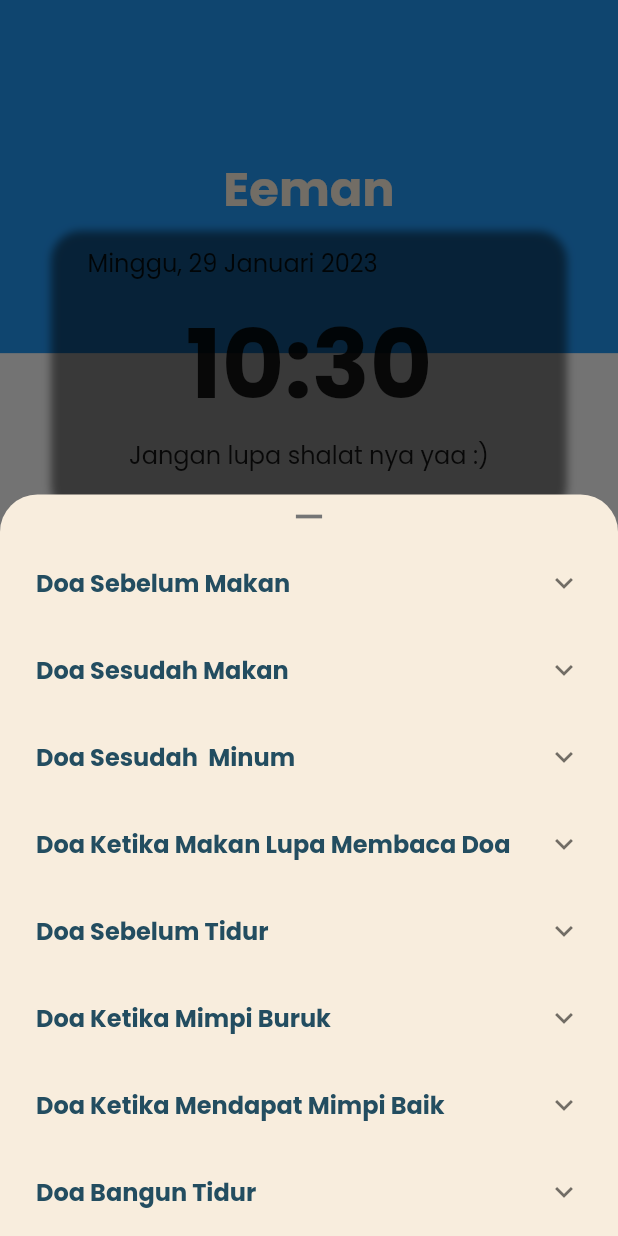
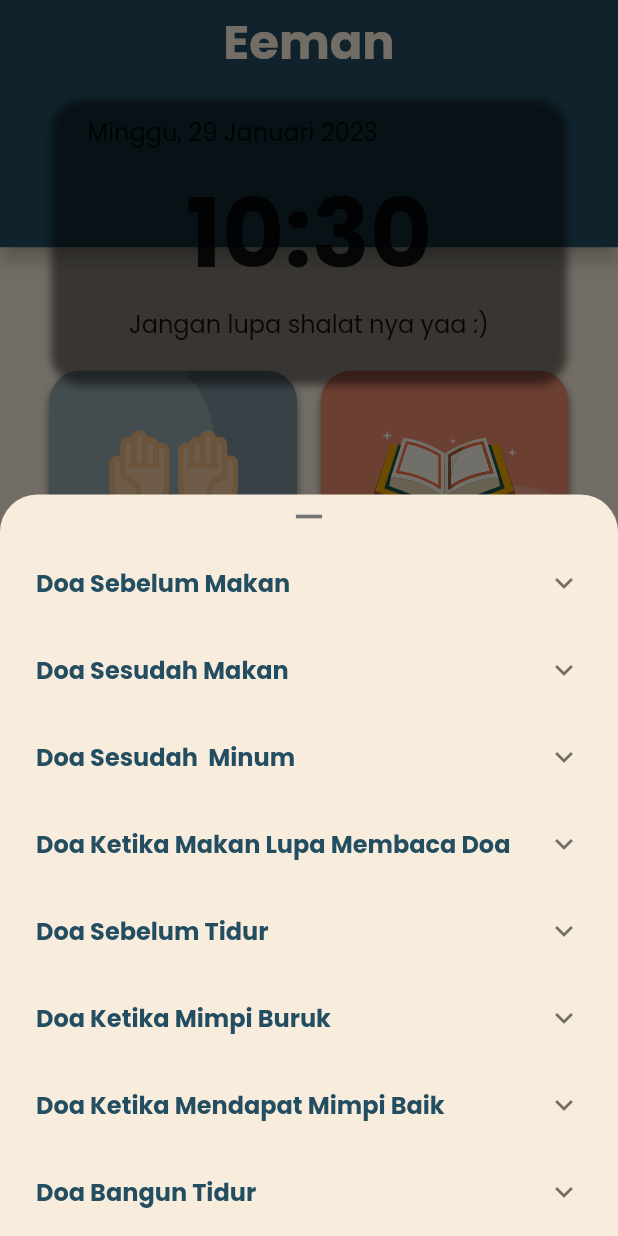
Before and after one commit to mkhoirulwafa18/eeman, a Flutter app: the screen it shows after launch, after a tap on an icon or button, on a phone screen of 412 x 824 dp. Run offline on Flutter 3.47's test engine with Material 2 defaults, Android fonts, the phone set to English and light mode, and no system bars; our stand-ins replace bloc, date_picker_timeline, dio, equatable, flutter_bloc, flutter_screenutil and 5 more; generated files the repository leaves out were written again; project files that could hold a hidden picture were left out.

Commit message:
reafactor homepage

```diff
--- a/lib/modules/home/home_page.dart
+++ b/lib/modules/home/home_page.dart
@@ -1,5 +1,5 @@
 import 'package:flutter/material.dart';
-import 'package:quran_app/common/constants/app_colors.dart';
+import 'package:quran_app/common/constants/constant.dart';
 import 'package:quran_app/modules/home/widgets/app_title.dart';
 import 'package:quran_app/modules/home/widgets/header_card.dart';
 import 'package:quran_app/modules/home/widgets/menu_list.dart';
@@ -15,7 +15,7 @@ class _HomePageState extends State<HomePage> {
   @override
   Widget build(BuildContext context) {
     return Scaffold(
-      backgroundColor: AppColors().backgroundColor,
+      backgroundColor: backgroundColor,
       body: SafeArea(
         child: CustomScrollView(
           slivers: <Widget>[
@@ -23,14 +23,11 @@ class _HomePageState extends State<HomePage> {
               pinned: true,
               floating: true,
               delegate: CustomSliverDelegate(
-                expandedHeight: MediaQuery.of(context).size.height / 3.5,
+                expandedHeight: MediaQuery.of(context).size.height / 5,
               ),
             ),
             const SliverToBoxAdapter(
-              child: Padding(
-                padding: EdgeInsets.symmetric(vertical: 16),
-                child: MenuList(),
-              ),
+              child: MenuList(),
             )
           ],
         ),
@@ -54,9 +51,7 @@ class CustomSliverDelegate extends SliverPersistentHeaderDelegate {
     bool overlapsContent,
   ) {
     final appBarSize = expandedHeight - shrinkOffset;
-    final cardTopPosition = expandedHeight / 2.3 - shrinkOffset;
-    final proportion = 2 - (expandedHeight / appBarSize);
-    final percent = proportion < 0 || proportion > 1 ? 0.0 : proportion;
+    final cardTopPosition = expandedHeight / 3.5 - shrinkOffset;
     return SizedBox(
       height: expandedHeight + expandedHeight / 1.5,
       child: Stack(
@@ -64,13 +59,10 @@ class CustomSliverDelegate extends SliverPersistentHeaderDelegate {
           SizedBox(
             height: appBarSize < kToolbarHeight ? kToolbarHeight : appBarSize,
             child: AppBar(
-              backgroundColor: AppColors().backgroundColor2,
-              elevation: 0,
+              backgroundColor: backgroundColor2,
+              elevation: 5,
               centerTitle: true,
-              title: Opacity(
-                opacity: hideTitleWhenExpanded ? 1.0 - percent : 1.0,
-                child: const AppTitle(),
-              ),
+              title: const AppTitle(),
             ),
           ),
           Positioned(
@@ -78,17 +70,11 @@ class CustomSliverDelegate extends SliverPersistentHeaderDelegate {
             right: 0,
             top: cardTopPosition > 0 ? cardTopPosition : 0,
             bottom: 0,
-            child: Opacity(
-              opacity: percent,
-              child: Padding(
-                padding: EdgeInsets.symmetric(horizontal: 30 * percent),
-                child: Column(
-                  children: const [
-                    AppTitle(),
-                    HeaderCard(),
-                  ],
-                ),
-              ),
+            child: Column(
+              children: const [
+                SizedBox(height: 16),
+                HeaderCard(),
+              ],
             ),
           ),
         ],
```
